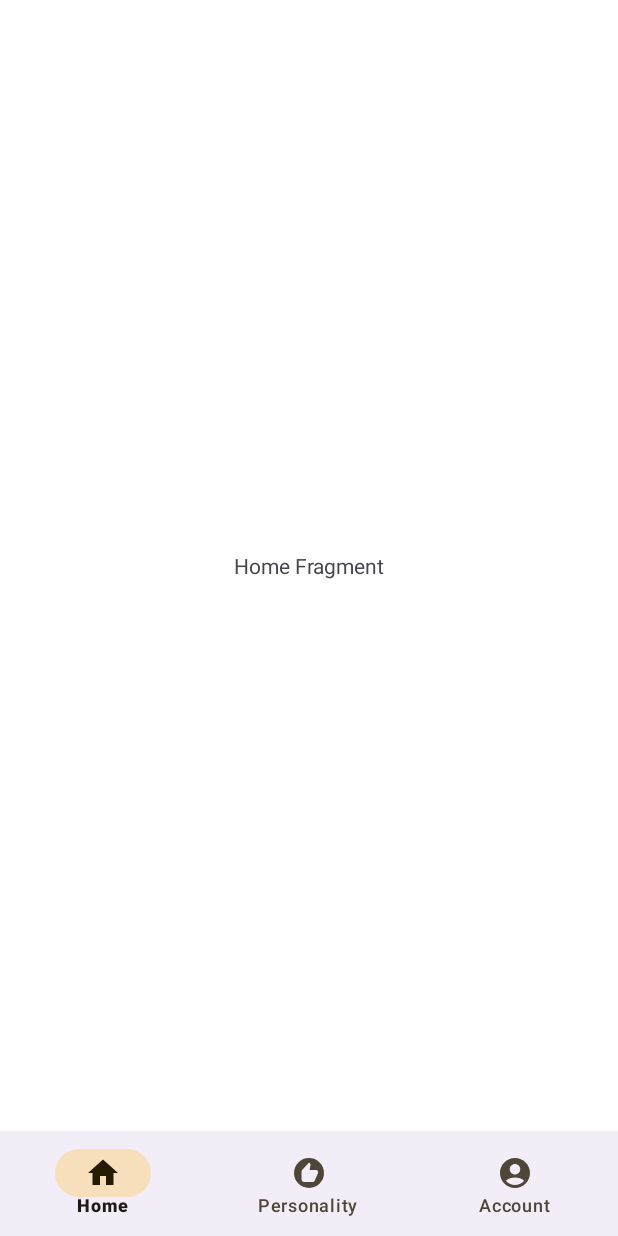
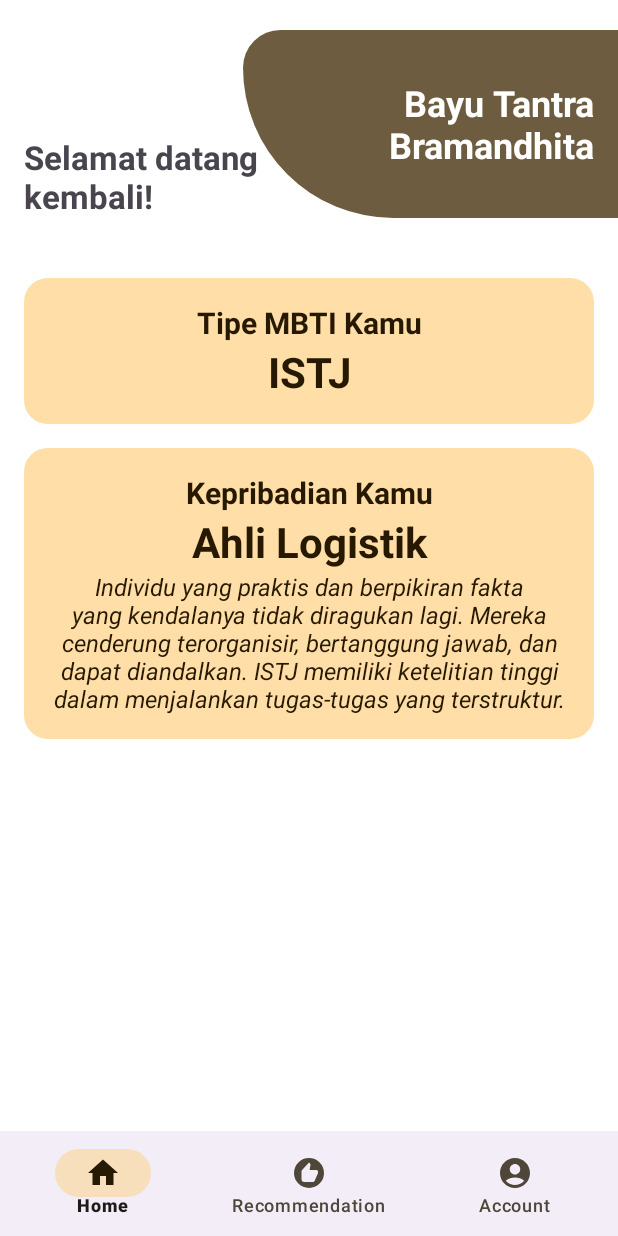
Before and after one commit to bayutb123/goMBTI, an Android app: the screen it shows after launch (MainActivity), on a phone screen of 412 x 824 dp. Run offline under Robolectric (Android 15) with nearby library versions, the phone set to English and light mode, and no system bars.

Commit message:
Add new Home and MBTI Activity

```diff
--- a/app/src/main/AndroidManifest.xml
+++ b/app/src/main/AndroidManifest.xml
@@ -12,6 +12,9 @@
         android:supportsRtl="true"
         android:theme="@style/AppTheme"
         tools:targetApi="31">
+        <activity
+            android:name=".ui.mbti.MbtiActivity"
+            android:exported="false" />
         <activity
             android:name=".ui.login.LoginActivity"
             android:exported="false" />
--- a/app/src/main/java/com/bayutb/gombti/ui/register/RegisterActivity.kt
+++ b/app/src/main/java/com/bayutb/gombti/ui/register/RegisterActivity.kt
@@ -7,6 +7,7 @@ import androidx.appcompat.app.AppCompatActivity
 import android.os.Bundle
 import com.bayutb.gombti.databinding.ActivityRegisterBinding
 import com.bayutb.gombti.ui.login.LoginActivity
+import com.bayutb.gombti.ui.mbti.MbtiActivity
 
 class RegisterActivity : AppCompatActivity() {
 
@@ -48,6 +49,11 @@ class RegisterActivity : AppCompatActivity() {
                 }
                 finish()
             }
+            btnRegister.setOnClickListener {
+                Intent(this@RegisterActivity, MbtiActivity::class.java).also {
+                    startActivity(it)
+                }
+            }
         }
     }
 }
--- /dev/null
+++ b/app/src/main/res/drawable/shape_container.xml
@@ -0,0 +1,8 @@
+<?xml version="1.0" encoding="utf-8"?>
+<shape xmlns:android="http://schemas.android.com/apk/res/android">
+
+    <solid android:color="?attr/colorPrimaryContainer"/>
+
+    <corners android:radius="16dp"/>
+
+</shape>
--- /dev/null
+++ b/app/src/main/res/drawable/shape_profile.xml
@@ -0,0 +1,11 @@
+<?xml version="1.0" encoding="utf-8"?>
+<shape android:shape="rectangle" xmlns:android="http://schemas.android.com/apk/res/android">
+
+    <solid android:color="?attr/colorSecondary"/>
+
+    <corners
+        android:topLeftRadius="128dp"
+        android:bottomLeftRadius="512dp"
+        />
+
+</shape>
--- a/app/src/main/res/layout/fragment_account.xml
+++ b/app/src/main/res/layout/fragment_account.xml
@@ -56,7 +56,7 @@
                 android:textColor="?attr/colorOnError"
                 android:backgroundTint="?attr/colorError"
                 android:textSize="15sp"
-                android:text="Logout" />
+                android:text="Keluar" />
 
 
         </com.google.android.material.circularreveal.CircularRevealLinearLayout>
--- a/app/src/main/res/layout/fragment_home.xml
+++ b/app/src/main/res/layout/fragment_home.xml
@@ -1,15 +1,135 @@
 <?xml version="1.0" encoding="utf-8"?>
-<FrameLayout xmlns:android="http://schemas.android.com/apk/res/android"
+<LinearLayout xmlns:android="http://schemas.android.com/apk/res/android"
     xmlns:tools="http://schemas.android.com/tools"
     android:layout_width="match_parent"
     android:layout_height="match_parent"
+    android:orientation="vertical"
     tools:context=".ui.main.HomeFragment">
 
-    <!-- TODO: Update blank fragment layout -->
-    <TextView
+    <FrameLayout
         android:layout_width="match_parent"
-        android:layout_height="match_parent"
-        android:gravity="center|center_vertical"
-        android:text="Home Fragment" />
+        android:layout_height="wrap_content">
 
-</FrameLayout>
+        <com.google.android.material.circularreveal.CircularRevealLinearLayout
+            android:layout_width="180dp"
+            android:layout_height="125dp"
+            android:layout_marginTop="20dp"
+            android:gravity="bottom"
+            android:paddingStart="16dp"
+            tools:ignore="RtlSymmetry">
+
+            <com.google.android.material.textview.MaterialTextView
+                android:layout_width="match_parent"
+                android:layout_height="wrap_content"
+                android:maxLines="3"
+                android:text="Selamat datang kembali!"
+                android:textSize="22sp"
+                android:textStyle="bold" />
+
+        </com.google.android.material.circularreveal.CircularRevealLinearLayout>
+
+        <com.google.android.material.circularreveal.CircularRevealLinearLayout
+            android:layout_width="250dp"
+            android:layout_height="125dp"
+            android:layout_gravity="end"
+            android:layout_marginTop="20dp"
+            android:background="@drawable/shape_profile"
+            android:paddingHorizontal="16dp"
+            android:paddingVertical="16dp">
+
+            <com.google.android.material.textview.MaterialTextView
+                android:layout_width="wrap_content"
+                android:layout_height="wrap_content"
+                android:layout_gravity="center_vertical|end"
+                android:maxLines="2"
+                android:text="Bayu Tantra Bramandhita"
+                android:textAlignment="textEnd"
+                android:textColor="?attr/colorOnSecondary"
+                android:textSize="24sp"
+                android:textStyle="bold" />
+
+        </com.google.android.material.circularreveal.CircularRevealLinearLayout>
+
+    </FrameLayout>
+
+    <androidx.core.widget.NestedScrollView
+        android:layout_width="match_parent"
+        android:layout_height="wrap_content"
+        android:layout_marginVertical="32dp">
+
+        <com.google.android.material.circularreveal.CircularRevealLinearLayout
+            android:layout_width="match_parent"
+            android:layout_height="wrap_content"
+            android:orientation="vertical"
+            android:paddingHorizontal="16dp">
+
+            <com.google.android.material.circularreveal.CircularRevealLinearLayout
+                android:layout_width="match_parent"
+                android:layout_height="wrap_content"
+                android:layout_marginVertical="8dp"
+                android:background="@drawable/shape_container"
+                android:orientation="vertical"
+                android:padding="16dp">
+
+                <com.google.android.material.textview.MaterialTextView
+                    android:layout_width="match_parent"
+                    android:layout_height="wrap_content"
+                    android:text="Tipe MBTI Kamu"
+                    android:textAlignment="center"
+                    android:textColor="?attr/colorOnPrimaryContainer"
+                    android:textSize="20sp"
+                    android:textStyle="bold" />
+
+                <com.google.android.material.textview.MaterialTextView
+                    android:layout_width="match_parent"
+                    android:layout_height="wrap_content"
+                    android:text="ISTJ"
+                    android:textAlignment="center"
+                    android:textColor="?attr/colorOnPrimaryContainer"
+                    android:textSize="28sp"
+                    android:textStyle="bold" />
+
+            </com.google.android.material.circularreveal.CircularRevealLinearLayout>
+
+            <com.google.android.material.circularreveal.CircularRevealLinearLayout
+                android:layout_width="match_parent"
+                android:layout_height="wrap_content"
+                android:layout_marginVertical="8dp"
+                android:background="@drawable/shape_container"
+                android:orientation="vertical"
+                android:padding="16dp">
+
+                <com.google.android.material.textview.MaterialTextView
+                    android:layout_width="match_parent"
+                    android:layout_height="wrap_content"
+                    android:text="Kepribadian Kamu"
+                    android:textAlignment="center"
+                    android:textColor="?attr/colorOnPrimaryContainer"
+                    android:textSize="20sp"
+                    android:textStyle="bold" />
+
+                <com.google.android.material.textview.MaterialTextView
+                    android:layout_width="match_parent"
+                    android:layout_height="wrap_content"
+                    android:text="Ahli Logistik"
+                    android:textAlignment="center"
+                    android:textColor="?attr/colorOnPrimaryContainer"
+                    android:textSize="28sp"
+                    android:textStyle="bold" />
+
+                <com.google.android.material.textview.MaterialTextView
+                    android:layout_width="match_parent"
+                    android:layout_height="wrap_content"
+                    android:text="Individu yang praktis dan berpikiran fakta yang kendalanya tidak diragukan lagi. Mereka cenderung terorganisir, bertanggung jawab, dan dapat diandalkan. ISTJ memiliki ketelitian tinggi dalam menjalankan tugas-tugas yang terstruktur."
+                    android:textAlignment="center"
+                    android:textColor="?attr/colorOnPrimaryContainer"
+                    android:textSize="16sp"
+                    android:textStyle="italic" />
+
+            </com.google.android.material.circularreveal.CircularRevealLinearLayout>
+
+        </com.google.android.material.circularreveal.CircularRevealLinearLayout>
+    </androidx.core.widget.NestedScrollView>
+
+
+</LinearLayout>
--- a/app/src/main/res/menu/nav_menu.xml
+++ b/app/src/main/res/menu/nav_menu.xml
@@ -7,7 +7,7 @@
     <item
         android:id="@+id/personality"
         android:icon="@drawable/baseline_recommend_24"
-        android:title="Personality" />
+        android:title="Recommendation" />
     <item
         android:id="@+id/account"
         android:icon="@drawable/baseline_account_circle_24"
```
Also changed, not shown: app/src/main/res/drawable/radio_normal.xml (added, +8 -0 lines), app/src/main/res/drawable/radio_selected.xml (added, +8 -0 lines), app/src/main/res/drawable/radio_selector.xml (added, +10 -0 lines), app/src/main/res/drawable/shape_rounded.xml (added, +10 -0 lines), app/src/main/res/drawable/text_color.xml (added, +10 -0 lines), app/src/main/res/layout/activity_login.xml (+7 -7 lines), app/src/main/res/layout/activity_register.xml (+12 -11 lines).
